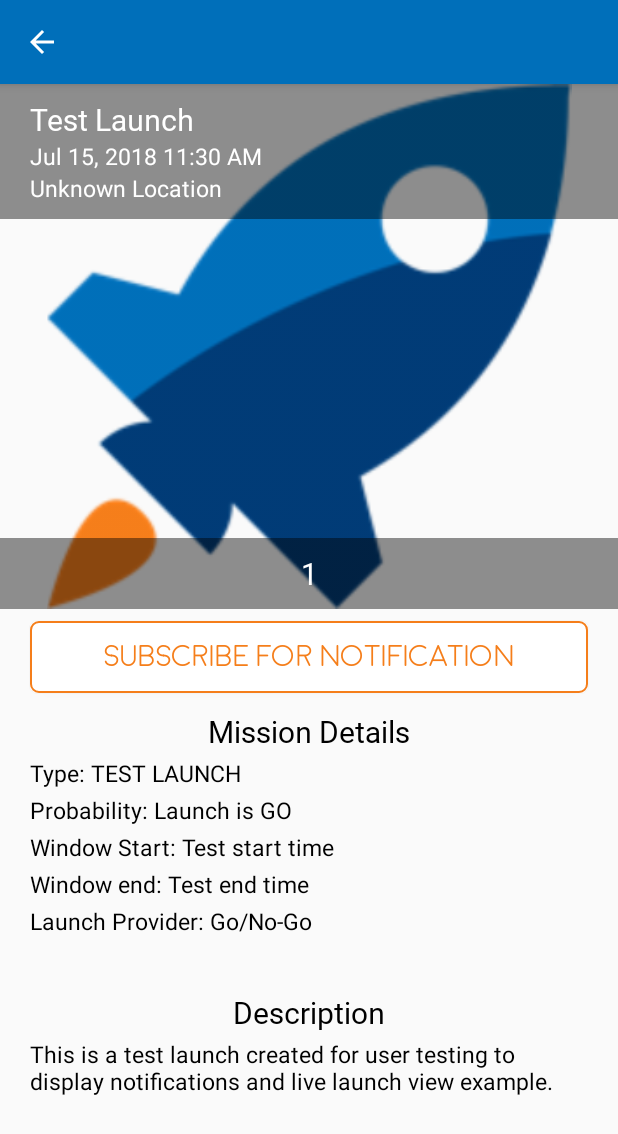
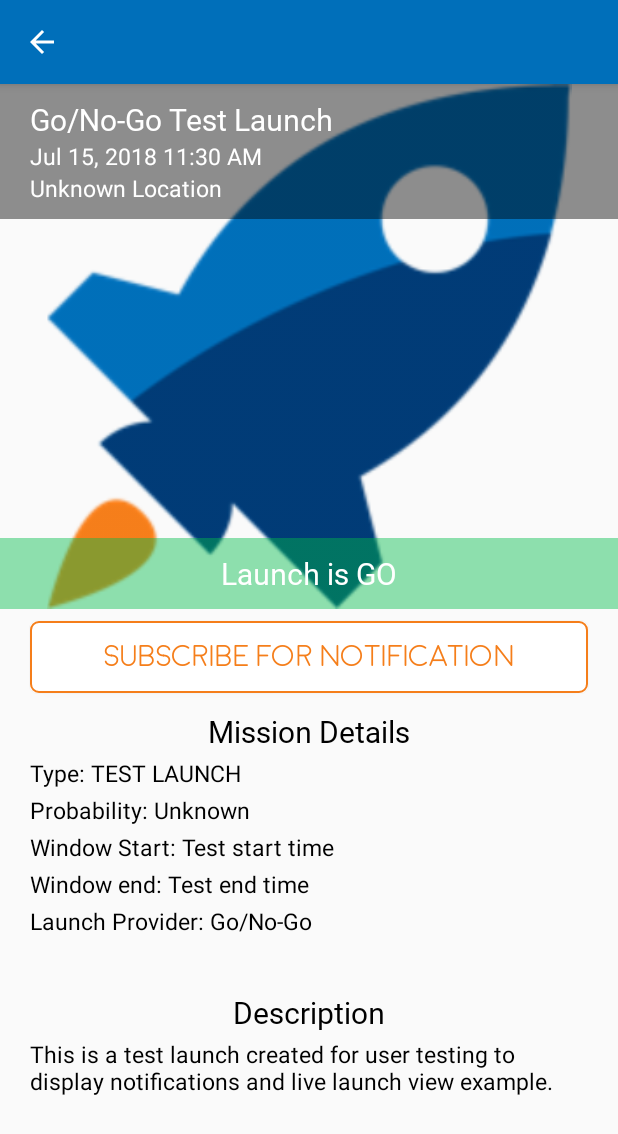
Before and after one commit to WrightTrae/Go-No-Go_Android, an Android app: the screen it shows after launch (ManifestDetailsActivity), after a tap on "ACTIVE LAUNCH", on a phone screen of 412 x 824 dp. Shown: the top 1134 px of the screen. Run offline under Robolectric (Android 15) with nearby library versions, the phone set to English and light mode, and no system bars; our stand-ins replace Firebase (no records; nobody signed in at launch, a user with empty details on screens opened directly), Picasso; pictures from the network do not load; Roboto replaces fonts that are not available here; 1 statement that could not run was skipped.

Commit message:
Made some improvements for loss of connection

```diff
--- a/T-Minus/app/src/main/java/com/wright/android/t_minus/business/apply/BusinessApplyFragmentUserInfo.java
+++ b/T-Minus/app/src/main/java/com/wright/android/t_minus/business/apply/BusinessApplyFragmentUserInfo.java
@@ -106,8 +106,8 @@ public class BusinessApplyFragmentUserInfo extends Fragment {
             // form field with an error.
             focusView.requestFocus();
         } else {
-            mListener.userInfoNextClick(et_user_name.getText().toString(), et_user_email.getText().toString(),
-                    et_user_number.getText().toString());
+            mListener.userInfoNextClick(et_user_name.getText().toString(),
+                    et_user_number.getText().toString(), et_user_email.getText().toString());
         }
     }
 
--- a/T-Minus/app/src/main/java/com/wright/android/t_minus/business/view/BusinessViewFragment.java
+++ b/T-Minus/app/src/main/java/com/wright/android/t_minus/business/view/BusinessViewFragment.java
@@ -71,8 +71,8 @@ public class BusinessViewFragment extends Fragment {
         getFieldsFromView(view);
         name.setText(business.getName());
         description.setText(business.getDescription());
-        phone.setText(business.getNumber());
-        address.setText(business.getAddress());
+        phone.setText(String.format(getString(R.string.business_number), business.getNumber()));
+        address.setText(String.format(getString(R.string.business_address), business.getAddress()));
     }
 
     private void getFieldsFromView(@NonNull View view){
--- a/T-Minus/app/src/main/java/com/wright/android/t_minus/main_tabs/manifest/ManifestDetailsActivity.java
+++ b/T-Minus/app/src/main/java/com/wright/android/t_minus/main_tabs/manifest/ManifestDetailsActivity.java
@@ -70,7 +70,7 @@ public class ManifestDetailsActivity extends AppCompatActivity implements GetMan
     }
 
     private void setTestDetails(){
-        manifest.setManifestDetails(new ManifestDetails("1", "Launch is GO",
+        manifest.setManifestDetails(new ManifestDetails("Launch is GO", "Unknown",
                 "Test start time","Test end time","Go/No-Go",null,"TEST LAUNCH",
                 "This is a test launch created for user testing to display notifications and live launch view example."));
         setUpUi();
@@ -97,10 +97,8 @@ public class ManifestDetailsActivity extends AppCompatActivity implements GetMan
         if(NetworkUtils.isConnected(this)){
             new GetManifestsDetailsFromAPI(this).execute(String.valueOf(manifest.getLaunchId()));
         }else{
-            if(this.hasWindowFocus()) {
-                Snackbar.make(Objects.requireNonNull(this.getCurrentFocus()), "No internet connection", Snackbar.LENGTH_INDEFINITE)
-                        .setAction("Reload", (View v) -> downloadDetails()).show();
-            }
+            Snackbar.make(findViewById(R.id.scrollView2), "No internet connection", Snackbar.LENGTH_INDEFINITE)
+                    .setAction("Reload", (View v) -> downloadDetails()).show();
         }
     }
 
--- a/T-Minus/app/src/main/java/com/wright/android/t_minus/network_connection/GetManifestsFromAPI.java
+++ b/T-Minus/app/src/main/java/com/wright/android/t_minus/network_connection/GetManifestsFromAPI.java
@@ -46,9 +46,9 @@ public class GetManifestsFromAPI extends AsyncTask<String, Void, Manifest[]> {
         SimpleDateFormat testdf = new SimpleDateFormat("MMM dd, yyyy hh:mm a",Locale.getDefault());
         testdf.setTimeZone(TimeZone.getDefault());
         Calendar calendar = Calendar.getInstance();
-        calendar.add(Calendar.HOUR, 1);
+        calendar.add(Calendar.MINUTE, 60);
         String testFormattedDate = testdf.format(calendar.getTime());
-        ManifestArrayList.add(new Manifest(ManifestDetailsActivity.testLaunchID, "Test Launch", testFormattedDate,
+        ManifestArrayList.add(new Manifest(ManifestDetailsActivity.testLaunchID, "Go/No-Go Test Launch", testFormattedDate,
                 "https://s3.amazonaws.com/launchlibrary/RocketImages/placeholder_1920.png", null));
 
 
--- a/T-Minus/app/src/main/java/com/wright/android/t_minus/settings/PreferencesActivity.java
+++ b/T-Minus/app/src/main/java/com/wright/android/t_minus/settings/PreferencesActivity.java
@@ -21,7 +21,6 @@ public class PreferencesActivity extends AppCompatActivity {
         p =  PreferencesFragment.newInstance();
         p.setActivity(this);
         getFragmentManager().beginTransaction().replace(R.id.prefFrameLayout, p).commit();
-
     }
 
     @Override
--- a/T-Minus/app/src/main/res/layout/activity_manifest_details.xml
+++ b/T-Minus/app/src/main/res/layout/activity_manifest_details.xml
@@ -15,20 +15,6 @@
         app:layout_constraintEnd_toEndOf="parent"
         app:fabSize="normal"
         app:srcCompat="@drawable/ic_visibility_white_24dp" />
-
-    <ProgressBar
-        android:id="@+id/detailsProgressBar"
-        style="?android:attr/progressBarStyle"
-        android:layout_width="wrap_content"
-        android:layout_height="wrap_content"
-        android:layout_marginBottom="8dp"
-        android:layout_marginEnd="8dp"
-        android:layout_marginStart="8dp"
-        android:layout_marginTop="8dp"
-        app:layout_constraintBottom_toBottomOf="parent"
-        app:layout_constraintEnd_toEndOf="parent"
-        app:layout_constraintStart_toStartOf="@+id/scrollView2"
-        app:layout_constraintTop_toTopOf="parent" />
 
     <ScrollView
         android:id="@+id/scrollView2"
@@ -218,4 +204,18 @@
             </LinearLayout>
         </android.support.constraint.ConstraintLayout>
     </ScrollView>
+
+    <ProgressBar
+        android:id="@+id/detailsProgressBar"
+        style="?android:attr/progressBarStyle"
+        android:layout_width="wrap_content"
+        android:layout_height="wrap_content"
+        android:layout_marginBottom="8dp"
+        android:layout_marginEnd="8dp"
+        android:layout_marginStart="8dp"
+        android:layout_marginTop="8dp"
+        app:layout_constraintBottom_toBottomOf="parent"
+        app:layout_constraintEnd_toEndOf="parent"
+        app:layout_constraintStart_toStartOf="@+id/scrollView2"
+        app:layout_constraintTop_toTopOf="parent" />
 </android.support.constraint.ConstraintLayout>
--- a/T-Minus/app/src/main/res/layout/activity_preferences.xml
+++ b/T-Minus/app/src/main/res/layout/activity_preferences.xml
@@ -20,6 +20,7 @@
         android:id="@+id/account_view_businesses"
         style="@style/buttonStyle.primary"
         android:layout_gravity="center"
+        android:visibility="gone"
         android:layout_marginBottom="10dp"
         android:layout_width="match_parent"
         android:layout_height="wrap_content"
@@ -31,6 +32,7 @@
         android:id="@+id/account_apply_business"
         style="@style/buttonStyle.primary"
         android:layout_gravity="center"
+        android:visibility="gone"
         android:layout_marginBottom="10dp"
         android:layout_width="match_parent"
         android:layout_height="wrap_content"
@@ -42,6 +44,7 @@
         android:id="@+id/account_sign_out"
         style="@style/buttonStyle.secondary"
         android:layout_gravity="center"
+        android:visibility="gone"
         android:layout_marginBottom="10dp"
         android:layout_width="match_parent"
         android:layout_height="wrap_content"
@@ -51,6 +54,7 @@
         android:id="@+id/account_sign_in"
         style="@style/buttonStyle.primary"
         android:layout_gravity="center"
+        android:visibility="gone"
         android:layout_width="match_parent"
         android:layout_height="wrap_content"
         android:text="@string/sign_in" />
--- a/T-Minus/app/src/main/res/layout/fragment_business_view.xml
+++ b/T-Minus/app/src/main/res/layout/fragment_business_view.xml
@@ -36,6 +36,7 @@
 
         <TextView
             android:id="@+id/business_view_phone"
+            android:layout_marginTop="3dp"
             style="@style/bodyText"
             android:textColor="@android:color/black"
             android:layout_width="match_parent"
@@ -43,6 +44,7 @@
 
         <TextView
             android:id="@+id/business_view_address"
+            android:layout_marginTop="3dp"
             style="@style/bodyText"
             android:textColor="@android:color/black"
             android:layout_width="match_parent"
--- a/T-Minus/app/src/main/res/layout/fragment_edit_business.xml
+++ b/T-Minus/app/src/main/res/layout/fragment_edit_business.xml
@@ -36,7 +36,7 @@
             android:layout_width="match_parent"
             android:layout_height="wrap_content"
             android:hint="Business Description"
-            android:inputType="textAutoCorrect"
+            android:inputType="textMultiLine"
             android:singleLine="false"
             android:textColor="@android:color/black" />
 
--- a/T-Minus/app/src/main/res/values/strings.xml
+++ b/T-Minus/app/src/main/res/values/strings.xml
@@ -35,6 +35,9 @@
     <string name="sign_out">Sign out</string>
     <string name="sign_in">Sign In</string>
 
+    <string name="business_number">Phone Number: %1$s</string>
+    <string name="business_address">Address: %1$s</string>
+
     <!-- Strings related to login -->
     <string name="prompt_email">Email</string>
     <string name="prompt_password">Password</string>
```
Also changed, not shown: T-Minus/app/src/main/AndroidManifest.xml (+7 -4 lines), T-Minus/app/src/main/java/com/wright/android/t_minus/business/edit/BusinessEditActivity.java (+8 -3 lines), T-Minus/app/src/main/java/com/wright/android/t_minus/business/edit/BusinessListFragment.java (+21 -1 lines), T-Minus/app/src/main/java/com/wright/android/t_minus/settings/PreferencesFragment.java (+13 -3 lines), T-Minus/app/src/main/res/menu/menu_add.xml (added, +11 -0 lines).
